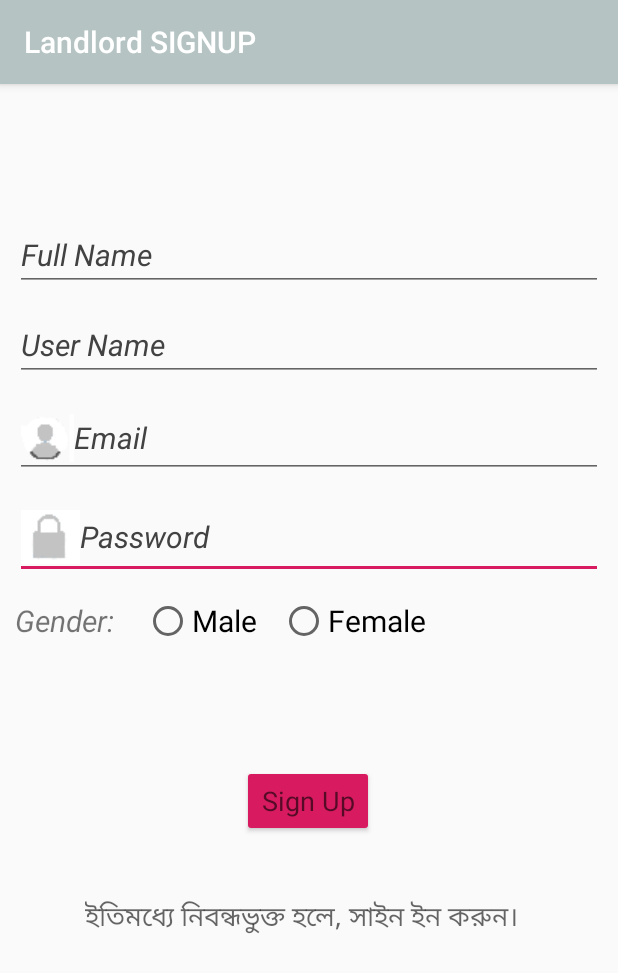
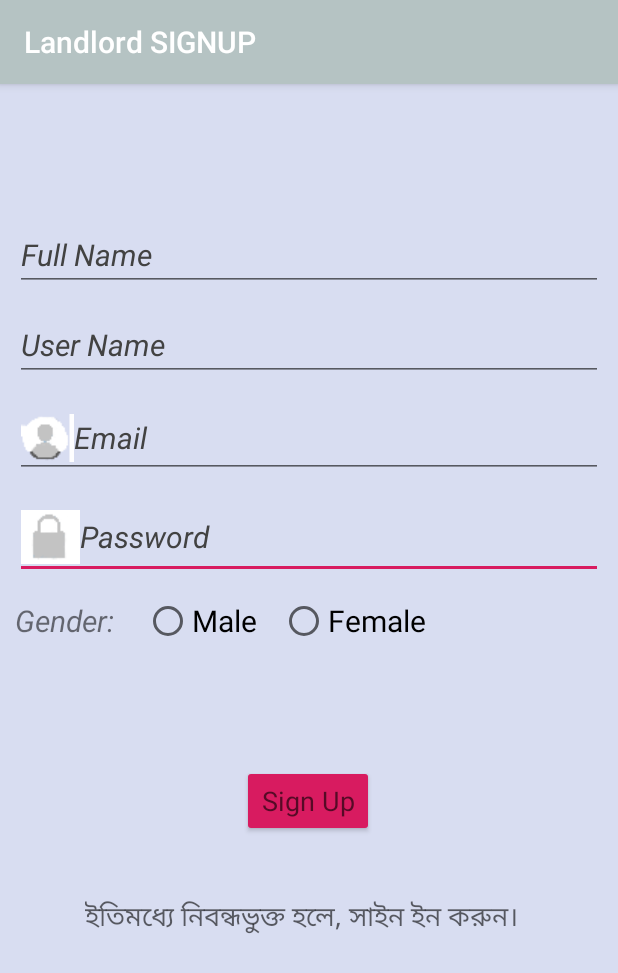
Before and after one commit to AbdullahAlMehediHira/Rento, an Android app: the SignUpLandlord screen opened directly, with no data from a screen before it, on a phone screen of 412 x 824 dp. Shown: the top 973 px of the screen. Run offline under Robolectric (Android 15) with nearby library versions, the phone set to English and light mode, and no system bars; our stand-ins replace Firebase (no records; nobody signed in at launch, a user with empty details on screens opened directly).

Commit message:
color changed

```diff
--- a/app/src/main/java/com/example/rento/SplashScreenActivity.java
+++ b/app/src/main/java/com/example/rento/SplashScreenActivity.java
@@ -20,7 +20,7 @@ public class SplashScreenActivity extends AppCompatActivity {
                 .withBackgroundColor(Color.parseColor("#899b8d"))
                 .withBeforeLogoText("RentO")
                 .withAfterLogoText("Your Rental Solution")
-                .withLogo(R.mipmap.icon);
+                .withLogo(R.mipmap.icon2);
 
         config.getBeforeLogoTextView().setTextColor(Color.BLACK);
         config.getAfterLogoTextView().setTextColor(Color.BLACK);
--- a/app/src/main/res/layout/activity_sign_in_landlord.xml
+++ b/app/src/main/res/layout/activity_sign_in_landlord.xml
@@ -5,6 +5,7 @@
     android:layout_width="match_parent"
     android:layout_height="match_parent"
     android:orientation="vertical"
+    android:background="#D8DDF1"
     android:padding="20dp"
     tools:context=".SignInTenant">
 
--- a/app/src/main/res/layout/activity_sign_in_tenant.xml
+++ b/app/src/main/res/layout/activity_sign_in_tenant.xml
@@ -4,6 +4,7 @@
     xmlns:tools="http://schemas.android.com/tools"
     android:layout_width="match_parent"
     android:layout_height="match_parent"
+    android:background="#D8DDF1"
     android:padding="20dp"
     android:orientation="vertical"
     tools:context=".SignInTenant">
--- a/app/src/main/res/layout/activity_sign_up_landlord.xml
+++ b/app/src/main/res/layout/activity_sign_up_landlord.xml
@@ -5,6 +5,7 @@
     android:id="@+id/linearLayout2"
     android:layout_width="match_parent"
     android:layout_height="match_parent"
+    android:background="#D8DDF1"
     android:padding="10dp"
     android:orientation="vertical"
     tools:context=".SignUpLandlord">
--- a/app/src/main/res/layout/activity_sign_up_tenant.xml
+++ b/app/src/main/res/layout/activity_sign_up_tenant.xml
@@ -7,6 +7,7 @@
     android:layout_height="match_parent"
     android:padding="10dp"
     android:orientation="vertical"
+    android:background="#D8DDF1"
     tools:context=".SignUpLandlord">
 
     <EditText
```
